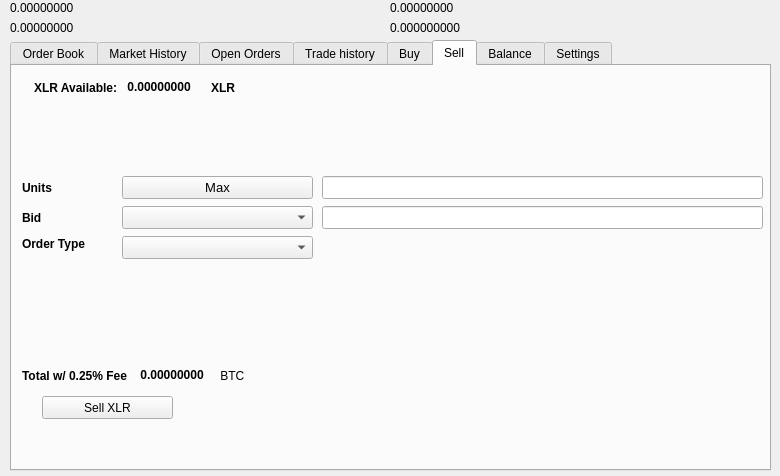
This is src/qt/forms/tradingdialog.ui in listedlinked/newsvn as Qt 5 draws it before an edit. The edited form follows.
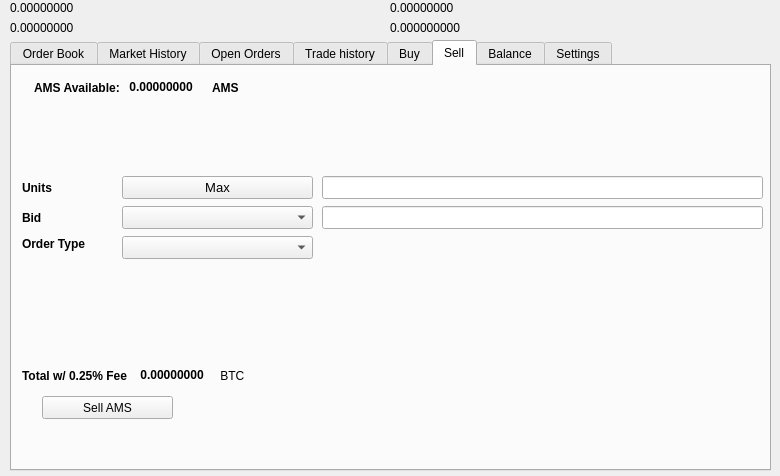
This is the edited form. The open tabs and pages were chosen to show the change. Icons and pictures are not drawn.

```diff
--- a/src/qt/forms/tradingdialog.ui
+++ b/src/qt/forms/tradingdialog.ui
@@ -1751,7 +1751,7 @@
       </rect>
      </property>
      <property name="text">
-      <string>Sell XLR</string>
+      <string>Sell AMS</string>
      </property>
      <property name="icon">
       <iconset resource="../solaris">
@@ -1777,7 +1777,7 @@
          </font>
         </property>
         <property name="text">
-         <string>XLR Available:</string>
+         <string>AMS Available:</string>
         </property>
        </widget>
       </item>
@@ -2221,7 +2221,7 @@
          </font>
         </property>
         <property name="text">
-         <string>XLR</string>
+         <string>AMS</string>
         </property>
        </widget>
       </item>
```
Left out of the diff: 46 changed lines with no effect on the pictures.
